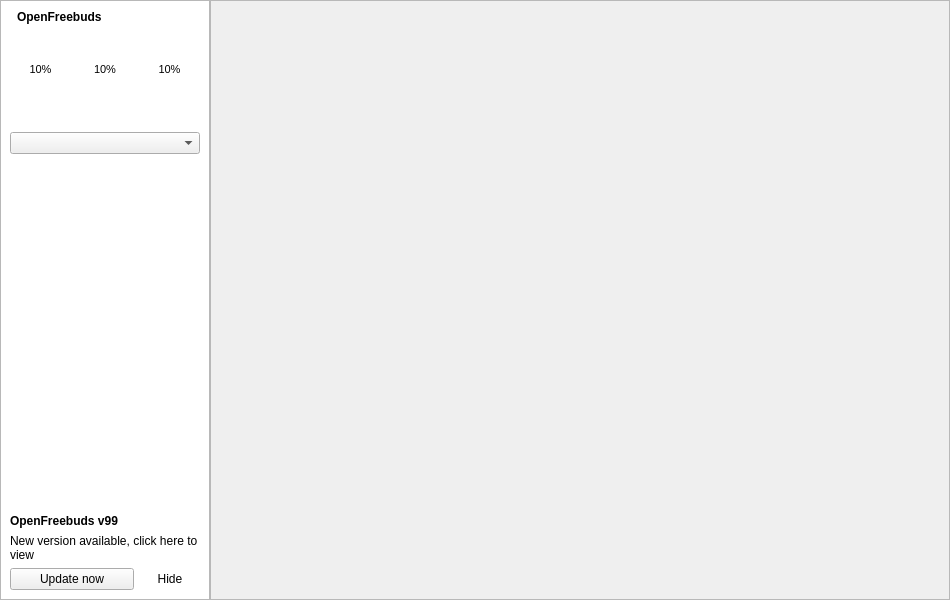
The window that openfreebuds_qt/designer/main_window.ui (melianmiko/OpenFreebuds) describes before a commit, drawn with Qt 5.
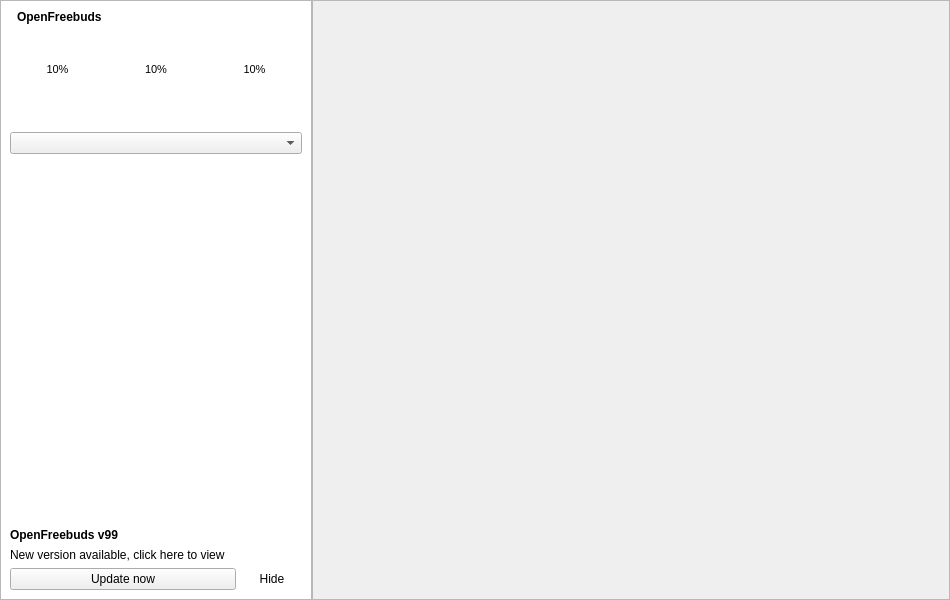
The same window after the commit.

```diff
--- a/openfreebuds_qt/designer/main_window.ui
+++ b/openfreebuds_qt/designer/main_window.ui
@@ -58,13 +58,13 @@
       </property>
       <property name="minimumSize">
        <size>
-        <width>210</width>
+        <width>312</width>
         <height>0</height>
        </size>
       </property>
       <property name="maximumSize">
        <size>
-        <width>210</width>
+        <width>312</width>
         <height>16777215</height>
        </size>
       </property>
@@ -79,7 +79,7 @@
         <rect>
          <x>0</x>
          <y>0</y>
-         <width>210</width>
+         <width>312</width>
          <height>600</height>
         </rect>
        </property>
```
